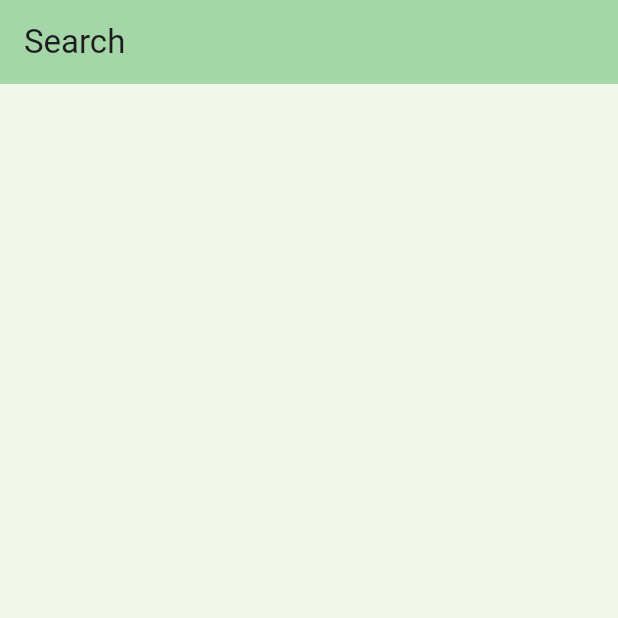
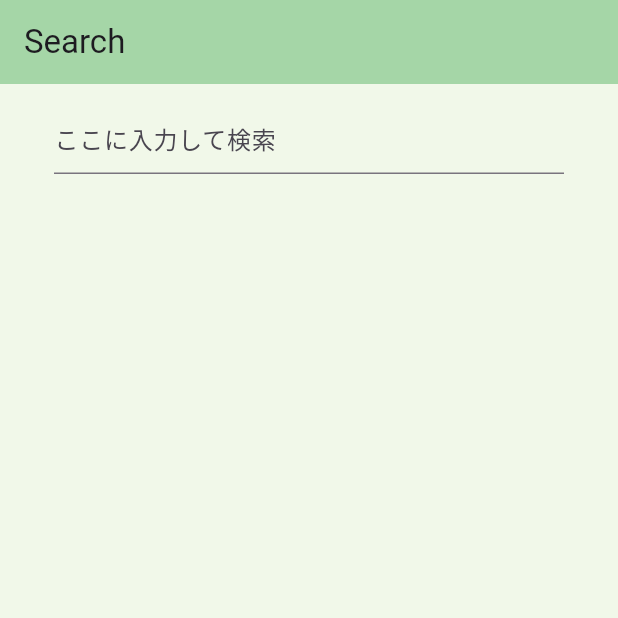
Before and after one commit to 54-xenon/GoogleBooksSeach, a Flutter app: the screen it shows after launch, on a phone screen of 412 x 824 dp, the top half of it. Run offline on Flutter 3.47's test engine with Material 3 defaults, Android fonts, the phone set to English and light mode, and no system bars.

Commit message:
モデルクラスの追加とUIの実装

```diff
--- a/lib/screens/search_screen.dart
+++ b/lib/screens/search_screen.dart
@@ -16,7 +16,21 @@ class SearchScreen extends StatelessWidget {
       ),
 
       // books list -> ListView
-      body: Container(),
+      body: Column(
+        children: [
+          Padding(
+            padding: const EdgeInsets.symmetric(
+              vertical: 12,
+              horizontal: 36
+            ),
+            child: TextField(
+              decoration: InputDecoration(
+                hintText: 'ここに入力して検索'
+              ),
+            ),
+          )
+        ],
+      ),
     );
   }
 }
```
Also changed, not shown: lib/models/bookModel.dart (added).
